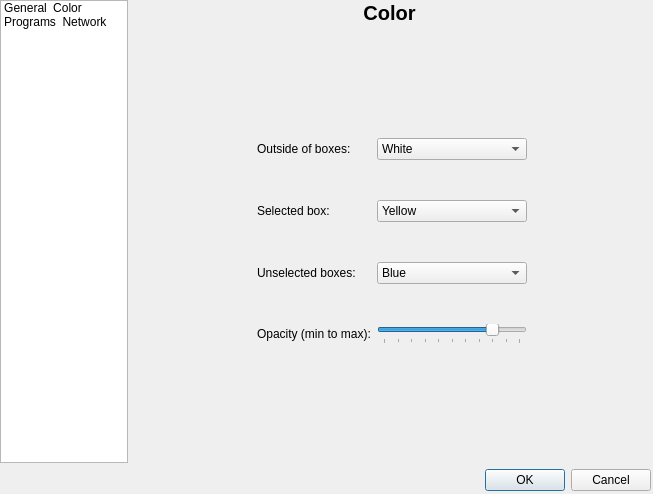
First picture: the form in ceg/forms/settings.ui, repository canercandan/iot-project, before the edit.
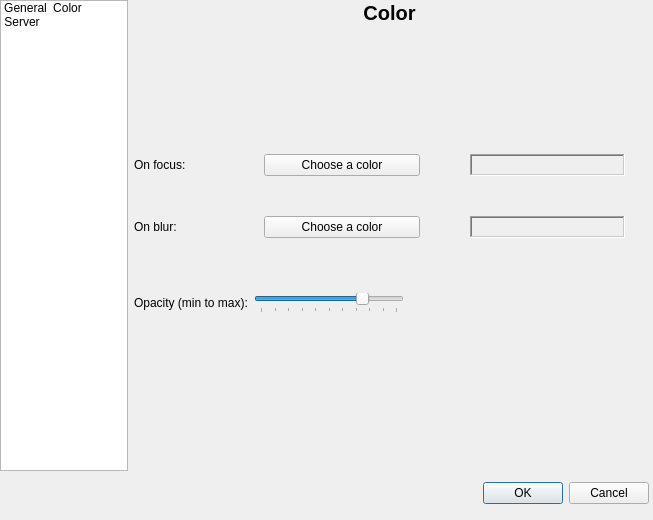
Second picture: the form after the edit. The open tabs and pages were chosen to show the change. Icons and pictures are not drawn.

Commit message: Maj du settings !

```diff
--- a/ceg/forms/settings.ui
+++ b/ceg/forms/settings.ui
@@ -10,7 +10,7 @@
     <x>0</x>
     <y>0</y>
     <width>653</width>
-    <height>494</height>
+    <height>520</height>
    </rect>
   </property>
   <property name="sizePolicy">
@@ -22,13 +22,13 @@
   <property name="minimumSize">
    <size>
     <width>653</width>
-    <height>494</height>
+    <height>520</height>
    </size>
   </property>
   <property name="maximumSize">
    <size>
     <width>653</width>
-    <height>494</height>
+    <height>520</height>
    </size>
   </property>
   <property name="windowTitle">
@@ -40,7 +40,7 @@
      <x>0</x>
      <y>0</y>
      <width>651</width>
-     <height>491</height>
+     <height>471</height>
     </rect>
    </property>
    <layout class="QVBoxLayout" name="verticalLayout">
@@ -95,19 +95,10 @@
         </item>
         <item>
          <property name="text">
-          <string>Programs</string>
+          <string>Server</string>
          </property>
          <property name="icon">
-          <iconset resource="../resources/images.qrc">
-           <normaloff>:/images/settings/program.png</normaloff>:/images/settings/program.png</iconset>
-         </property>
-        </item>
-        <item>
-         <property name="text">
-          <string>Network</string>
-         </property>
-         <property name="icon">
-          <iconset resource="../resources/images.qrc">
+          <iconset resource="../resources/application.qrc">
            <normaloff>:/images/settings/network.png</normaloff>:/images/settings/network.png</iconset>
          </property>
         </item>
@@ -316,267 +307,160 @@
               <number>40</number>
              </property>
              <item row="0" column="0">
-              <widget class="QLabel" name="label_3">
-               <property name="text">
-                <string>Outside of boxes:</string>
-               </property>
-              </widget>
-             </item>
-             <item row="0" column="1">
-              <widget class="QComboBox" name="colorOutsideCombo">
-               <property name="maximumSize">
-                <size>
-                 <width>150</width>
-                 <height>16777215</height>
-                </size>
-               </property>
-               <item>
-                <property name="text">
-                 <string>White</string>
-                </property>
-               </item>
-               <item>
-                <property name="text">
-                 <string>Yellow</string>
-                </property>
-               </item>
-               <item>
-                <property name="text">
-                 <string>Orange</string>
-                </property>
-               </item>
-               <item>
-                <property name="text">
-                 <string>Red</string>
-                </property>
-               </item>
-               <item>
-                <property name="text">
-                 <string>Blue</string>
-                </property>
-               </item>
-               <item>
-                <property name="text">
-                 <string>Purple</string>
-                </property>
-               </item>
-               <item>
-                <property name="text">
-                 <string>Pink</string>
-                </property>
-               </item>
-               <item>
-                <property name="text">
-                 <string>Green</string>
-                </property>
-               </item>
-               <item>
-                <property name="text">
-                 <string>Brown</string>
-                </property>
-               </item>
-               <item>
-                <property name="text">
-                 <string>Gray</string>
-                </property>
-               </item>
-               <item>
-                <property name="text">
-                 <string>Black</string>
-                </property>
-               </item>
-              </widget>
-             </item>
-             <item row="1" column="0">
               <widget class="QLabel" name="label_4">
                <property name="text">
-                <string>Selected box:</string>
+                <string>On focus:</string>
                </property>
               </widget>
              </item>
-             <item row="1" column="1">
-              <widget class="QComboBox" name="colorSelectedCombo">
-               <property name="maximumSize">
-                <size>
-                 <width>150</width>
-                 <height>16777215</height>
-                </size>
-               </property>
-               <property name="currentIndex">
-                <number>1</number>
-               </property>
-               <property name="modelColumn">
-                <number>0</number>
-               </property>
-               <item>
-                <property name="text">
-                 <string>White</string>
-                </property>
-               </item>
-               <item>
-                <property name="text">
-                 <string>Yellow</string>
-                </property>
-               </item>
-               <item>
-                <property name="text">
-                 <string>Orange</string>
-                </property>
-               </item>
-               <item>
-                <property name="text">
-                 <string>Red</string>
-                </property>
-               </item>
-               <item>
-                <property name="text">
-                 <string>Blue</string>
-                </property>
-               </item>
-               <item>
-                <property name="text">
-                 <string>Purple</string>
-                </property>
-               </item>
-               <item>
-                <property name="text">
-                 <string>Pink</string>
-                </property>
-               </item>
-               <item>
-                <property name="text">
-                 <string>Green</string>
-                </property>
-               </item>
-               <item>
-                <property name="text">
-                 <string>Brown</string>
-                </property>
-               </item>
-               <item>
-                <property name="text">
-                 <string>Gray</string>
-                </property>
-               </item>
-               <item>
-                <property name="text">
-                 <string>Black</string>
-                </property>
-               </item>
-              </widget>
-             </item>
-             <item row="2" column="0">
+             <item row="1" column="0">
               <widget class="QLabel" name="label_5">
                <property name="text">
-                <string>Unselected boxes:</string>
+                <string>On blur:</string>
                </property>
               </widget>
              </item>
-             <item row="2" column="1">
-              <widget class="QComboBox" name="colorUnselectedCombo">
-               <property name="maximumSize">
-                <size>
-                 <width>150</width>
-                 <height>16777215</height>
-                </size>
-               </property>
-               <property name="currentIndex">
-                <number>4</number>
-               </property>
-               <item>
-                <property name="text">
-                 <string>White</string>
-                </property>
-               </item>
-               <item>
-                <property name="text">
-                 <string>Yellow</string>
-                </property>
-               </item>
-               <item>
-                <property name="text">
-                 <string>Orange</string>
-                </property>
-               </item>
-               <item>
-                <property name="text">
-                 <string>Red</string>
-                </property>
-               </item>
-               <item>
-                <property name="text">
-                 <string>Blue</string>
-                </property>
-               </item>
-               <item>
-                <property name="text">
-                 <string>Purple</string>
-                </property>
-               </item>
-               <item>
-                <property name="text">
-                 <string>Pink</string>
-                </property>
-               </item>
-               <item>
-                <property name="text">
-                 <string>Green</string>
-                </property>
-               </item>
-               <item>
-                <property name="text">
-                 <string>Brown</string>
-                </property>
-               </item>
-               <item>
-                <property name="text">
-                 <string>Gray</string>
-                </property>
-               </item>
-               <item>
-                <property name="text">
-                 <string>Black</string>
-                </property>
-               </item>
-              </widget>
-             </item>
-             <item row="3" column="0">
+             <item row="2" column="0">
               <widget class="QLabel" name="label_6">
+               <property name="minimumSize">
+                <size>
+                 <width>0</width>
+                 <height>50</height>
+                </size>
+               </property>
                <property name="text">
                 <string>Opacity (min to max):</string>
                </property>
               </widget>
              </item>
-             <item row="3" column="1">
-              <widget class="QSlider" name="colorOpacitySlider">
-               <property name="maximumSize">
-                <size>
-                 <width>150</width>
-                 <height>16777215</height>
-                </size>
+             <item row="2" column="1">
+              <layout class="QHBoxLayout" name="horizontalLayout_3">
+               <property name="spacing">
+                <number>50</number>
                </property>
-               <property name="maximum">
-                <number>100</number>
+               <item>
+                <widget class="QSlider" name="colorOpacitySlider">
+                 <property name="maximumSize">
+                  <size>
+                   <width>150</width>
+                   <height>16777215</height>
+                  </size>
+                 </property>
+                 <property name="maximum">
+                  <number>100</number>
+                 </property>
+                 <property name="value">
+                  <number>75</number>
+                 </property>
+                 <property name="sliderPosition">
+                  <number>75</number>
+                 </property>
+                 <property name="tracking">
+                  <bool>true</bool>
+                 </property>
+                 <property name="orientation">
+                  <enum>Qt::Horizontal</enum>
+                 </property>
+                 <property name="invertedAppearance">
+                  <bool>false</bool>
+                 </property>
+                 <property name="invertedControls">
+                  <bool>false</bool>
+                 </property>
+                 <property name="tickPosition">
+                  <enum>QSlider::TicksBelow</enum>
+                 </property>
+                </widget>
+               </item>
+               <item>
+                <widget class="QLabel" name="colorOpacityLabel">
+                 <property name="minimumSize">
+                  <size>
+                   <width>50</width>
+                   <height>50</height>
+                  </size>
+                 </property>
+                 <property name="maximumSize">
+                  <size>
+                   <width>50</width>
+                   <height>50</height>
+                  </size>
+                 </property>
+                 <property name="text">
+                  <string/>
+                 </property>
+                </widget>
+               </item>
+              </layout>
+             </item>
+             <item row="0" column="1">
+              <layout class="QHBoxLayout" name="horizontalLayout_4">
+               <property name="spacing">
+                <number>50</number>
                </property>
-               <property name="value">
-                <number>80</number>
+               <property name="leftMargin">
+                <number>10</number>
                </property>
-               <property name="tracking">
-                <bool>true</bool>
+               <property name="rightMargin">
+                <number>20</number>
                </property>
-               <property name="orientation">
-                <enum>Qt::Horizontal</enum>
+               <item>
+                <widget class="QPushButton" name="colorFocusButton">
+                 <property name="text">
+                  <string>Choose a color</string>
+                 </property>
+                </widget>
+               </item>
+               <item>
+                <widget class="QLabel" name="colorFocusLabel">
+                 <property name="frameShape">
+                  <enum>QFrame::WinPanel</enum>
+                 </property>
+                 <property name="frameShadow">
+                  <enum>QFrame::Sunken</enum>
+                 </property>
+                 <property name="text">
+                  <string/>
+                 </property>
+                </widget>
+               </item>
+              </layout>
+             </item>
+             <item row="1" column="1">
+              <layout class="QHBoxLayout" name="horizontalLayout_5">
+               <property name="spacing">
+                <number>50</number>
                </property>
-               <property name="invertedAppearance">
-                <bool>false</bool>
+               <property name="leftMargin">
+                <number>10</number>
                </property>
-               <property name="invertedControls">
-                <bool>false</bool>
+               <property name="rightMargin">
+                <number>20</number>
                </property>
-               <property name="tickPosition">
-                <enum>QSlider::TicksBelow</enum>
-               </property>
-              </widget>
+               <item>
+                <widget class="QPushButton" name="colorBlurButton">
+                 <property name="text">
+                  <string>Choose a color</string>
+                 </property>
+                </widget>
+               </item>
+               <item>
+                <widget class="QLabel" name="colorBlurLabel">
+                 <property name="frameShape">
+                  <enum>QFrame::WinPanel</enum>
+                 </property>
+                 <property name="frameShadow">
+                  <enum>QFrame::Sunken</enum>
+                 </property>
+                 <property name="lineWidth">
+                  <number>1</number>
+                 </property>
+                 <property name="text">
+                  <string/>
+                 </property>
+                </widget>
+               </item>
+              </layout>
              </item>
             </layout>
            </item>
@@ -783,15 +667,21 @@
       </item>
      </layout>
     </item>
-    <item>
-     <widget class="QDialogButtonBox" name="buttonBox">
-      <property name="standardButtons">
-       <set>QDialogButtonBox::Cancel|QDialogButtonBox::Ok</set>
-      </property>
-     </widget>
-    </item>
    </layout>
   </widget>
+  <widget class="QDialogButtonBox" name="buttonBox">
+   <property name="geometry">
+    <rect>
+     <x>0</x>
+     <y>480</y>
+     <width>649</width>
+     <height>27</height>
+    </rect>
+   </property>
+   <property name="standardButtons">
+    <set>QDialogButtonBox::Cancel|QDialogButtonBox::Ok</set>
+   </property>
+  </widget>
  </widget>
  <resources>
   <include location="../resources/images.qrc"/>
```
Left out of the diff: 188 changed lines with no effect on the pictures. The commit also changes 4 other files.
